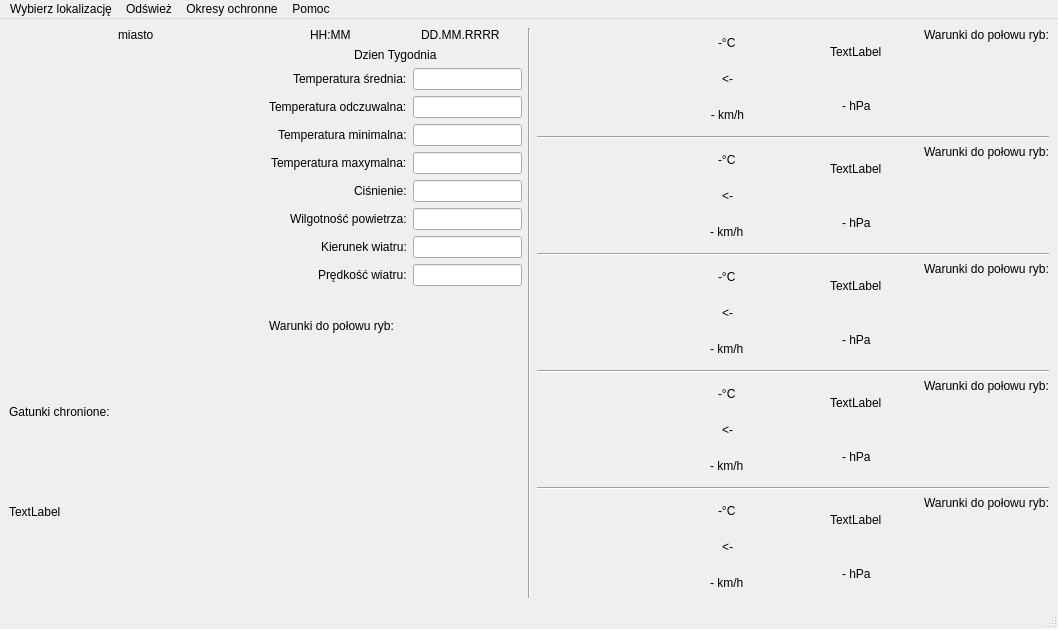
Before: the Qt Designer form Pogoda_dla_wedkarzy/glowneokno.ui in WojtekG98/Pogoda_dla_wedkarzy, drawn with Qt 5.
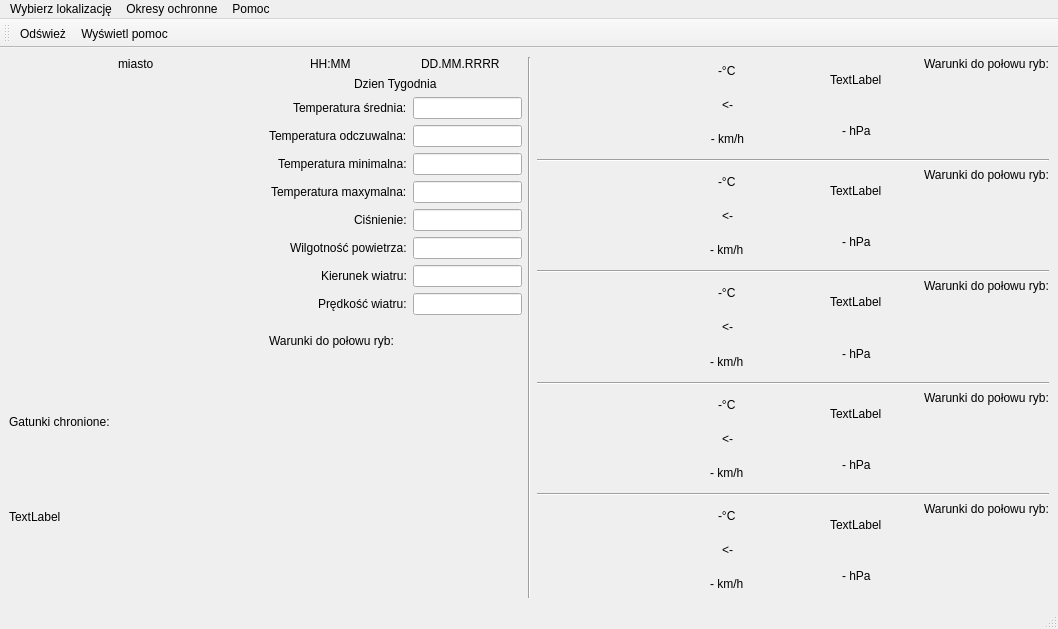
After: the same form once the commit is applied. Icons and pictures are not drawn.

Diff of the .ui file:
```diff
--- a/Pogoda_dla_wedkarzy/glowneokno.ui
+++ b/Pogoda_dla_wedkarzy/glowneokno.ui
@@ -372,7 +372,7 @@
     <item>
      <layout class="QVBoxLayout" name="dane_prognoza">
       <item>
-       <layout class="QHBoxLayout" name="prognoza_1">
+       <layout class="QHBoxLayout" name="prognoza_1" stretch="0,0,0,0">
         <item>
          <widget class="QLabel" name="ikona_prognoza_1">
           <property name="enabled">
@@ -408,7 +408,7 @@
          </widget>
         </item>
         <item>
-         <layout class="QVBoxLayout" name="dane_prognoza_1_1">
+         <layout class="QVBoxLayout" name="dane_prognoza_1_1" stretch="1,1,1">
           <item alignment="Qt::AlignHCenter">
            <widget class="QLabel" name="temperatura_prognoza_1">
             <property name="text">
@@ -775,6 +775,12 @@
        <layout class="QHBoxLayout" name="prognoza_4">
         <item>
          <widget class="QLabel" name="ikona_prognoza_4">
+          <property name="sizePolicy">
+           <sizepolicy hsizetype="Preferred" vsizetype="Preferred">
+            <horstretch>0</horstretch>
+            <verstretch>0</verstretch>
+           </sizepolicy>
+          </property>
           <property name="autoFillBackground">
            <bool>true</bool>
           </property>
@@ -1030,11 +1036,6 @@
      <height>21</height>
     </rect>
    </property>
-   <widget class="QMenu" name="menuOd_wie">
-    <property name="title">
-     <string>Odśwież</string>
-    </property>
-   </widget>
    <widget class="QMenu" name="menuOkresy_Ochronne">
     <property name="title">
      <string>Okresy ochronne</string>
@@ -1053,7 +1054,6 @@
     <addaction name="actionNysa_K_odzka_w_Bardzie"/>
    </widget>
    <addaction name="menuWybierz_lokalizacj"/>
-   <addaction name="menuOd_wie"/>
    <addaction name="menuOkresy_Ochronne"/>
    <addaction name="menuPomoc"/>
   </widget>
@@ -1062,6 +1062,19 @@
     <bool>true</bool>
    </property>
   </widget>
+  <widget class="QToolBar" name="toolBar">
+   <property name="windowTitle">
+    <string>toolBar</string>
+   </property>
+   <attribute name="toolBarArea">
+    <enum>TopToolBarArea</enum>
+   </attribute>
+   <attribute name="toolBarBreak">
+    <bool>false</bool>
+   </attribute>
+   <addaction name="action_odswiez"/>
+   <addaction name="actionWy_wietl_pomoc"/>
+  </widget>
   <action name="actionWy_wietl_pomoc">
    <property name="text">
     <string>Wyświetl pomoc</string>
@@ -1072,6 +1085,25 @@
     <string>Nysa Kłodzka w Bardzie</string>
    </property>
   </action>
+  <action name="actionDunajec_Czch_w">
+   <property name="text">
+    <string>Dunajec - Czchów</string>
+   </property>
+  </action>
+  <action name="action_odswiez">
+   <property name="icon">
+    <iconset resource="ikony_openweather.qrc">
+     <normaloff>:/ikony_openweather/ikony/refresh.png</normaloff>:/ikony_openweather/ikony/refresh.png</iconset>
+   </property>
+   <property name="text">
+    <string>Odśwież</string>
+   </property>
+  </action>
+  <action name="actionWy_wietl">
+   <property name="text">
+    <string>Wyświetl</string>
+   </property>
+  </action>
  </widget>
  <resources>
   <include location="ikony_openweather.qrc"/>
```
Left out of the diff: 21 changed lines with no effect on the pictures.
